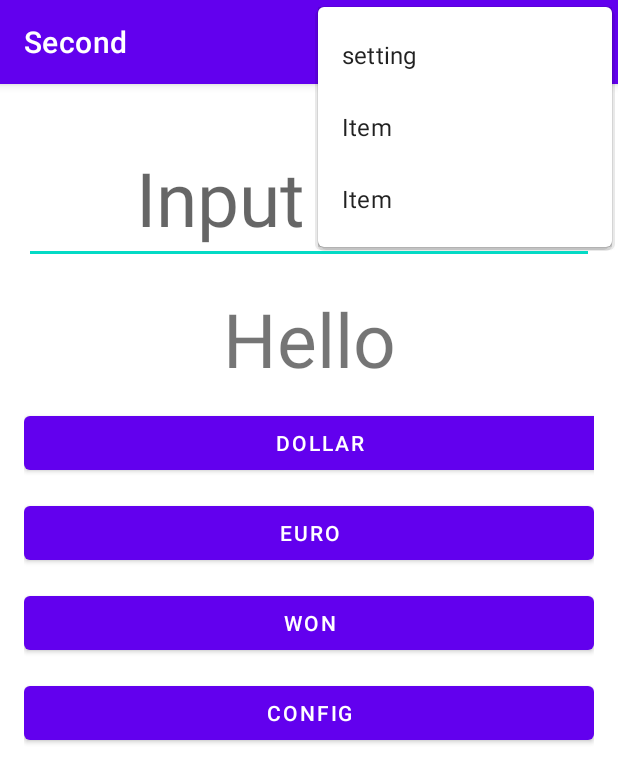
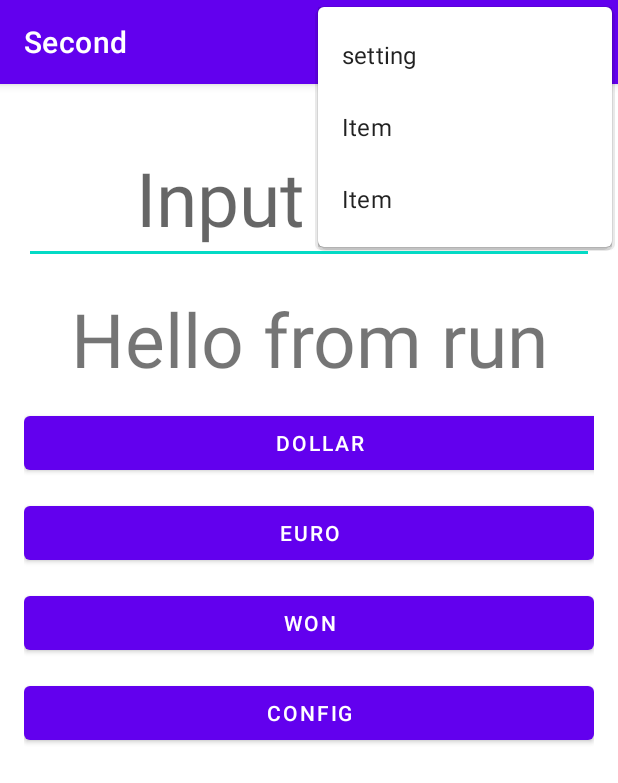
Before and after one commit to qylyql/Second, an Android app: the FirstActivity screen opened directly, with no data from a screen before it, with the options menu open, on a phone screen of 412 x 824 dp. Shown: the top 783 px of the screen. Run offline under Robolectric (Android 15) with nearby library versions, the phone set to English and light mode, and no system bars.

Commit message:
作业提交（9.28）

```diff
--- a/app/src/main/AndroidManifest.xml
+++ b/app/src/main/AndroidManifest.xml
@@ -1,6 +1,8 @@
 <?xml version="1.0" encoding="utf-8"?>
 <manifest xmlns:android="http://schemas.android.com/apk/res/android"
     package="com.swufestu.second">
+
+    <uses-permission android:name="android.permission.INTERNET"></uses-permission>
 
     <application
         android:allowBackup="true"
@@ -8,6 +10,7 @@
         android:label="@string/app_name"
         android:roundIcon="@mipmap/ic_launcher_round"
         android:supportsRtl="true"
+        android:usesCleartextTraffic="true"
         android:theme="@style/Theme.Second">
         <activity
             android:name=".ThirdActivity"
--- a/app/src/main/java/com/swufestu/second/FirstActivity.java
+++ b/app/src/main/java/com/swufestu/second/FirstActivity.java
@@ -2,8 +2,13 @@ package com.swufestu.second;
 
 import androidx.appcompat.app.AppCompatActivity;
 
+import android.app.Activity;
 import android.content.Intent;
+import android.content.SharedPreferences;
 import android.os.Bundle;
+import android.os.Handler;
+import android.os.Looper;
+import android.os.Message;
 import android.util.Log;
 import android.view.Menu;
 import android.view.MenuItem;
@@ -12,38 +17,74 @@ import android.widget.EditText;
 import android.widget.TextView;
 import android.widget.Toast;
 
-public class FirstActivity extends AppCompatActivity {
+import java.io.IOException;
+import java.io.InputStream;
+import java.io.InputStreamReader;
+import java.io.Reader;
+import java.net.HttpURLConnection;
+import java.net.MalformedURLException;
+import java.net.URL;
 
-
+public class FirstActivity extends AppCompatActivity implements  Runnable{
     private static final String TAG = "FirstActivity";
-
-    float dollar_rate = 0.35f;
-    float euro_rate = 0.28f;
-    float won_rate = 501f;
-
+   // float dollar_rate = 0.35f;
+   // float euro_rate = 0.28f;
+    //float won_rate = 501f;
+    float dollarRate = 0.35f;
+    float euroRate = 0.28f;
+    float wonRate = 501f;
+    Handler handler;
+    TextView result;
 
     @Override
     protected void onCreate(Bundle savedInstanceState) {
         super.onCreate(savedInstanceState);
         setContentView(R.layout.activity_first);
+        result=findViewById(R.id.result);
+
+        //获取文件中保存的数据
+        SharedPreferences sharedPreferences=getSharedPreferences("myrate", Activity.MODE_PRIVATE);
+        //PreferenceManager.getDefaultSharedPreferences(this);
+        dollarRate=sharedPreferences.getFloat("dollar_rate",0.35f);
+        euroRate=sharedPreferences.getFloat("euro_rate",0.28f);
+        wonRate=sharedPreferences.getFloat("won_rate",501f);
+        Log.i(TAG, "onCreat: dollarRate="+dollarRate);
+        Log.i(TAG, "onCreat: euroRate= "+euroRate);
+        Log.i(TAG, "onCreat: wonRate=" + wonRate);
+
+        handler=new Handler(Looper.myLooper()){
+            public void handleMessage(Message msg){
+                Log.i(TAG, "handleMessage: 收到消息");
+                if(msg.what==6){
+                    String str=(String)msg.obj;
+                    Log.i(TAG, "handleMessage: str="+str);
+                    result.setText(str);
+                }
+                super.handleMessage(msg);
+            }
+        };
+
+        Thread thread = new Thread(this);
+        thread.start();
+
     }
 
     public void click(View btn) {
 
         Log.i(TAG, "click: ");
         EditText rmb = findViewById(R.id.input_rmb);
-        TextView result = findViewById(R.id.result);
+        //TextView result = findViewById(R.id.result);
         String inp = rmb.getText().toString();
         Log.i(TAG, "click: click:inp=" + inp);
         if (inp!=null&&inp.length() > 0) {
             float num = Float.parseFloat(inp);
             float r = 0;
             if (btn.getId() == R.id.btn_dollar) {
-                r = num * dollar_rate;
+                r = num * dollarRate;
             } else if (btn.getId() == R.id.btn_euro) {
-                r = num * euro_rate;
+                r = num * euroRate;
             } else {
-                r = num * won_rate;
+                r = num * wonRate;
             }
             Log.i(TAG, "click: r=" + r);
             result.setText(String.valueOf(r));
@@ -52,25 +93,6 @@ public class FirstActivity extends AppCompatActivity {
             result.setText(R.string.hello1);
         }
     }
-/*
-    public void openOne(View btn) {
-        Log.i(TAG, "open:1111111111 ");
-        Intent config = new Intent(this, ThirdActivity.class);
-        //Intent first =new Intent(Intent.ACTION_VIEW, Uri.parse("http://www.jd.com"));
-
-        config.putExtra("dollar_rate_key",dollarRate);
-        config.putExtra("euro_rate_key",euroRate);
-        config.putExtra("won_rate_key",wonRate);
-
-        Log.i(TAG, "openOne: dollorRate="+dollorRate);
-        Log.i(TAG, "openOne: euroRate="+euroRate);
-        Log.i(TAG, "openOne: wonRate="+wonRate);
-
-        startActivity(config);
-        startActivityForResult(config,1000);
-    }
-*/
-
 
     public void openConfig(View btn){
         Log.i(TAG, "openConfig: ");
@@ -79,12 +101,12 @@ public class FirstActivity extends AppCompatActivity {
 
     private void config() {
         Intent config=new Intent(this,ThirdActivity.class);
-        config.putExtra("dollar_rate_key",dollar_rate);
-        config.putExtra("euro_rate_key",euro_rate);
-        config.putExtra("won_rate_key",won_rate);
-        Log.i(TAG, "openConfig: dollar_rate="+dollar_rate);
-        Log.i(TAG, "openConfig: euro_rate="+euro_rate);
-        Log.i(TAG, "openConfig: won_rate="+won_rate);
+        config.putExtra("dollar_rate_key",dollarRate);
+        config.putExtra("euro_rate_key",euroRate);
+        config.putExtra("won_rate_key",wonRate);
+        Log.i(TAG, "openConfig: dollar_rate="+dollarRate);
+        Log.i(TAG, "openConfig: euro_rate="+euroRate);
+        Log.i(TAG, "openConfig: won_rate="+wonRate);
 
         //startActivity(config);
         startActivityForResult(config,1);
@@ -92,25 +114,26 @@ public class FirstActivity extends AppCompatActivity {
 
     protected void onActivityResult(int requestCode,int resultCode,Intent data){
         if(requestCode==1&&resultCode==3){
-            dollar_rate=data.getFloatExtra("dollar_key2",0.1f);
-            euro_rate=data.getFloatExtra("euro_key2",0.1f);
-            won_rate=data.getFloatExtra("won_key2",0.1f);
+            dollarRate=data.getFloatExtra("dollar_key2",0.1f);
+            euroRate=data.getFloatExtra("euro_key2",0.1f);
+            wonRate=data.getFloatExtra("won_key2",0.1f);
 
-            Log.i(TAG, "onActivityResult: dollar_rate=" +
-                    ""+dollar_rate);
-            Log.i(TAG, "onActivityResult: euro_rate="+euro_rate);
-            Log.i(TAG, "onActivityResult: won_rate="+won_rate);
+            Log.i(TAG, "onActivityResult: dollar_rate="+dollarRate);
+            Log.i(TAG, "onActivityResult: euro_rate="+euroRate);
+            Log.i(TAG, "onActivityResult: won_rate="+wonRate);
 
 
-        }else if(requestCode==1&&resultCode==5){
+        }else if(requestCode==1&&resultCode==5)
+             {
             Bundle bundle=data.getExtras();
-            dollar_rate=bundle.getFloat("dollar_key3",1);
-            euro_rate=bundle.getFloat("euro_key3",1);
-            won_rate=bundle.getFloat("won_key3",1);
+                 dollarRate=bundle.getFloat("dollar_key3",1);
+                 euroRate=bundle.getFloat("euro_key3",1);
+                 wonRate=bundle.getFloat("won_key3",1);
 
-            Log.i(TAG, "onActivityResult: dollar_rate3="+dollar_rate);
-            Log.i(TAG, "onActivityResult: euro_rate3= "+euro_rate);
-            Log.i(TAG, "onActivityResult: won_rate3="+won_rate);
+                 Log.i(TAG, "onActivityResult: dollar_rate3="+dollarRate);
+                 Log.i(TAG, "onActivityResult: euro_rate3= "+euroRate);
+                 Log.i(TAG, "onActivityResult: won_rate3="+wonRate);
+
         }
         super.onActivityResult(requestCode , resultCode,data);
     }
@@ -128,4 +151,52 @@ public class FirstActivity extends AppCompatActivity {
         return super.onOptionsItemSelected(item);
     }
 
+    @Override
+    public void run() {
+        Log.i(TAG, "run:run...... ");
+
+        try {
+            Thread.sleep(3000);
+        } catch (Exception e) {
+            e.printStackTrace();
+        }
+        URL url=null;
+        try {
+            Log.i(TAG, "run: fw url");
+            url =new URL("http://www.swufe.edu.cn/info/1002/18045.htm");
+            HttpURLConnection http=(HttpURLConnection)url.openConnection();
+            InputStream in =http.getInputStream();
+
+            String html= inputStream2String(in);
+            Log.i(TAG, "run: html="+html);
+
+        } catch (MalformedURLException e) {
+            e.printStackTrace();
+        }catch (IOException e){
+            e.printStackTrace();
+        }
+
+        //发送消息
+        Message msg=handler.obtainMessage(6);
+        //msg.what=6;
+        msg.obj="Hello from run";
+        handler.sendMessage(msg);
+        Log.i(TAG, "run: 消息已发送");
+    }
+
+    private String inputStream2String(InputStream inputStream) throws IOException {
+        final int bufferSize=1024;
+        final char[] buffer =new char[bufferSize];
+        final StringBuilder out=new StringBuilder();
+        String charsetName;
+        Reader in =new InputStreamReader(inputStream,charsetName="utf-8");
+        while (true){
+            int rsz=in.read(buffer,0,buffer.length);
+            if(rsz<0)
+                break;
+            out.append(buffer,0,rsz);
+        }
+          return  out.toString();
+
+    }
 }
```
Also changed, not shown: app/src/main/java/com/swufestu/second/ThirdActivity.java (+19 -8 lines).
